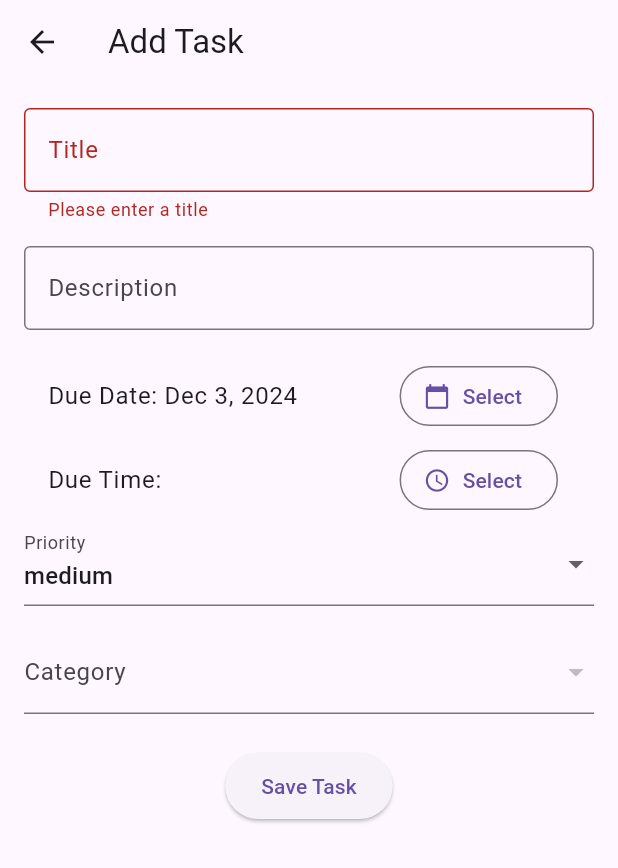
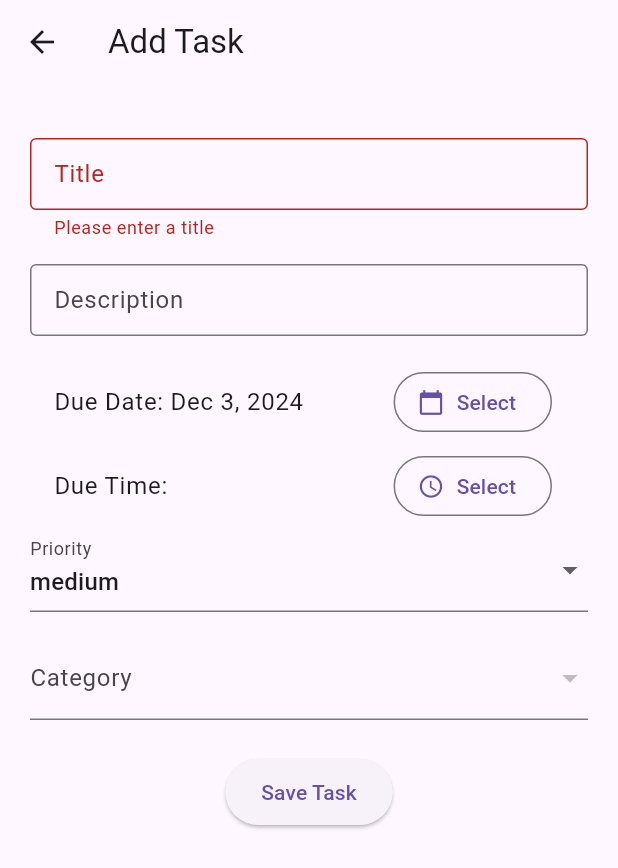
Before and after one commit to p1uma1/taskManager, a Flutter app: the AddTaskScreen screen opened directly with empty values, after a tap on "Save Task", on a phone screen of 412 x 824 dp. Shown: the top 868 px of the screen. Run offline on Flutter 3.47's test engine with Material 3 defaults, Android fonts, the phone set to English and light mode, and no system bars; our stand-ins replace cloud_firestore, firebase_auth, firebase_core, flutter_local_notifications, google_fonts, google_sign_in; accounts and stored records are empty; network calls fail.

```diff
--- a/lib/screens/task/add_task_screen.dart
+++ b/lib/screens/task/add_task_screen.dart
@@ -32,7 +32,6 @@ class _AddTaskScreenState extends State<AddTaskScreen> {
   @override
   void initState() {
     super.initState();
-    // Initialize categories using the categoryService
     _loadCategories();
   }
 
@@ -43,7 +42,6 @@ class _AddTaskScreenState extends State<AddTaskScreen> {
     });
   }
 
-  // Utility method to combine due date and time
   DateTime _combineDateAndTime() {
     if (_dueTime.isEmpty) {
       return _dueDate; // If no due time, just use the due date
@@ -53,7 +51,6 @@ class _AddTaskScreenState extends State<AddTaskScreen> {
     final minute = int.parse(timeParts[1].split(' ')[0]);
     final amPm = timeParts[1].split(' ')[1].toUpperCase();
 
-    // Adjust hour for AM/PM
     final adjustedHour = (amPm == 'PM' && hour != 12) ? hour + 12 : hour;
     return DateTime(
       _dueDate.year,
@@ -64,7 +61,6 @@ class _AddTaskScreenState extends State<AddTaskScreen> {
     );
   }
 
-  // Method to pick a date
   Future<void> _pickDueDate() async {
     final DateTime? pickedDate = await showDatePicker(
       context: context,
@@ -80,7 +76,6 @@ class _AddTaskScreenState extends State<AddTaskScreen> {
     }
   }
 
-  // Method to pick a time
   Future<void> _pickDueTime() async {
     final TimeOfDay? pickedTime = await showTimePicker(
       context: context,
@@ -107,23 +102,22 @@ class _AddTaskScreenState extends State<AddTaskScreen> {
           throw Exception("User not logged in");
         }
 
-        // Combine due date and time
         final fullDueDate = _combineDateAndTime();
 
         final newTask = Task(
-          id: '', // Firebase will generate the ID
+          id: '',
           title: _title,
           description: _description,
           dueDate: fullDueDate,
           dueTime: _dueTime,
           priority: _priority,
           userId: user.uid,
-          categoryId: _selectedCategory?.id, // Use only the categoryId
+          categoryId: _selectedCategory?.id,
         );
 
         await widget.taskService.createTask(newTask);
 
-        Navigator.pop(context, newTask); // Return the new task
+        Navigator.pop(context, newTask);
       } catch (e) {
         ScaffoldMessenger.of(context).showSnackBar(
           SnackBar(content: Text('Failed to save task: $e')),
@@ -139,17 +133,24 @@ class _AddTaskScreenState extends State<AddTaskScreen> {
         title: Text('Add Task'),
       ),
       body: Padding(
-        padding: const EdgeInsets.all(16.0),
-        child: Form(
-          key: _formKey,
+        padding: const EdgeInsets.all(20),
         child: SingleChildScrollView(
           child: Column(
             crossAxisAlignment: CrossAxisAlignment.start,
+            children: [
+              // Add space between AppBar and body
+              SizedBox(height: 16), // Adjust this value as needed
+
+              Form(
+                key: _formKey,
+                child: Column(
                   children: [
                     TextFormField(
                       decoration: InputDecoration(
                         labelText: 'Title',
                         border: OutlineInputBorder(),
+                        contentPadding: EdgeInsets.symmetric(
+                            vertical: 10, horizontal: 12), // Fix overflow issue
                       ),
                       validator: (value) => value == null || value.isEmpty
                           ? 'Please enter a title'
@@ -161,6 +162,8 @@ class _AddTaskScreenState extends State<AddTaskScreen> {
                       decoration: InputDecoration(
                         labelText: 'Description',
                         border: OutlineInputBorder(),
+                        contentPadding: EdgeInsets.symmetric(
+                            vertical: 10, horizontal: 12), // Fix overflow issue
                       ),
                       onSaved: (value) => _description = value!,
                     ),
@@ -224,14 +227,16 @@ class _AddTaskScreenState extends State<AddTaskScreen> {
                         onPressed: _saveTask,
                         child: Text('Save Task'),
                         style: ElevatedButton.styleFrom(
-                      padding:
-                      EdgeInsets.symmetric(horizontal: 24, vertical: 12),
+                          padding: EdgeInsets.symmetric(
+                              horizontal: 24, vertical: 12),
                         ),
                       ),
                     ),
                   ],
                 ),
               ),
+            ],
+          ),
         ),
       ),
     );
```
Also changed, not shown: lib/screens/task/overdue_tasks_screen.dart (deleted, +0 -61 lines), lib/screens/task/task_details_screen.dart (+22 -9 lines), lib/screens/task/upcoming_tasks_screen.dart (deleted, +0 -38 lines). Lines whose indentation alone changed are shown as unchanged.
